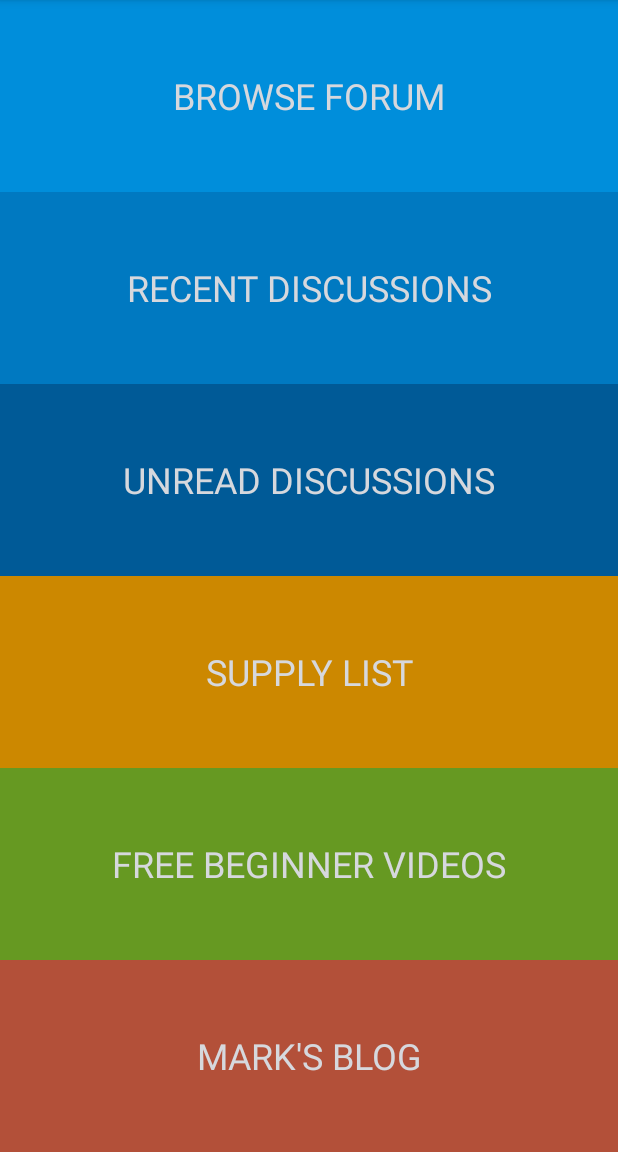
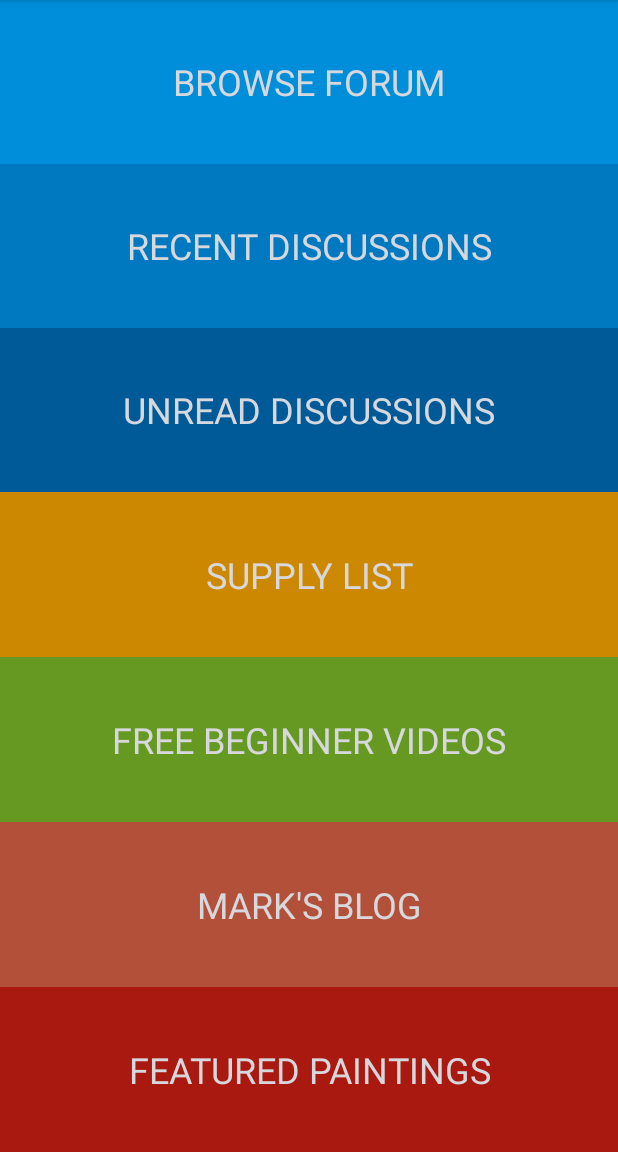
Before and after one commit to SaViGnAnO/DrawMixPaint, an Android app: the screen it shows after launch (MainActivity), on a phone screen of 412 x 824 dp, the part 84-1236 px from its top. Run offline under Robolectric (Android 15) with nearby library versions, the phone set to English and light mode, and no system bars.

```diff
--- a/DrawMixPaint/src/main/res/layout/activity_main.xml
+++ b/DrawMixPaint/src/main/res/layout/activity_main.xml
@@ -11,7 +11,7 @@
         android:text="Browse Forum"
         android:id="@+id/btnBrowse"
         android:layout_gravity="center_horizontal"
-        android:layout_weight="16"
+        android:layout_weight="14"
         android:background="#ff008edb"
         android:fontFamily="Open Sans"
         android:textColor="#ffd6d8dd"
@@ -24,7 +24,7 @@
         android:text="Recent Discussions"
         android:id="@+id/btnRecent"
         android:layout_gravity="center_horizontal"
-        android:layout_weight="16"
+        android:layout_weight="14"
         android:background="#0079c1"
         android:fontFamily="Open Sans"
         android:textColor="#ffd6d8dd"
@@ -37,7 +37,7 @@
         android:text="Unread Discussions"
         android:id="@+id/btnUnread"
         android:layout_gravity="center_horizontal"
-        android:layout_weight="16"
+        android:layout_weight="14"
         android:background="#005a97"
         android:fontFamily="Open Sans"
         android:textColor="#ffd6d8dd"
@@ -50,7 +50,7 @@
         android:text="Supply List"
         android:id="@+id/btnSupplyList"
         android:layout_gravity="center_horizontal"
-        android:layout_weight="16"
+        android:layout_weight="14"
         android:background="#cc8800"
         android:fontFamily="Open Sans"
         android:textColor="#ffd6d8dd"
@@ -63,7 +63,7 @@
         android:text="Free Beginner Videos"
         android:id="@+id/btnVideos"
         android:layout_gravity="center_horizontal"
-        android:layout_weight="16"
+        android:layout_weight="14"
         android:background="#669922"
         android:fontFamily="Open Sans"
         android:textColor="#ffd6d8dd"
@@ -76,9 +76,21 @@
         android:text="Mark's Blog"
         android:id="@+id/btnBlog"
         android:layout_gravity="center_horizontal"
-        android:layout_weight="16"
+        android:layout_weight="14"
         android:background="#B35039"
         android:textColor="#ffd6d8dd"
         android:textSize="24dp"
         android:fontFamily="Open Sans" />
+
+    <Button
+        android:layout_width="fill_parent"
+        android:layout_height="wrap_content"
+        android:text="Featured Paintings"
+        android:id="@+id/btnFeatured"
+        android:layout_gravity="center_horizontal"
+        android:layout_weight="14"
+        android:background="#f3b31b10"
+        android:textColor="#ffd6d8dd"
+        android:textSize="24dp"
+        android:fontFamily="Open Sans" />
 </LinearLayout>
--- /dev/null
+++ b/DrawMixPaint/src/main/res/layout/discussion_list_item.xml
@@ -0,0 +1,6 @@
+<?xml version="1.0" encoding="utf-8"?>
+
+<RelativeLayout xmlns:android="http://schemas.android.com/apk/res/android"
+    android:layout_width="match_parent" android:layout_height="48dp">
+
+</RelativeLayout>
```
Also changed, not shown: DrawMixPaint/src/main/java/com/ataxica/forumconnector/drawmixpaint/RecentDiscussionsActivity.java (+5 -4 lines), 1 other file.
